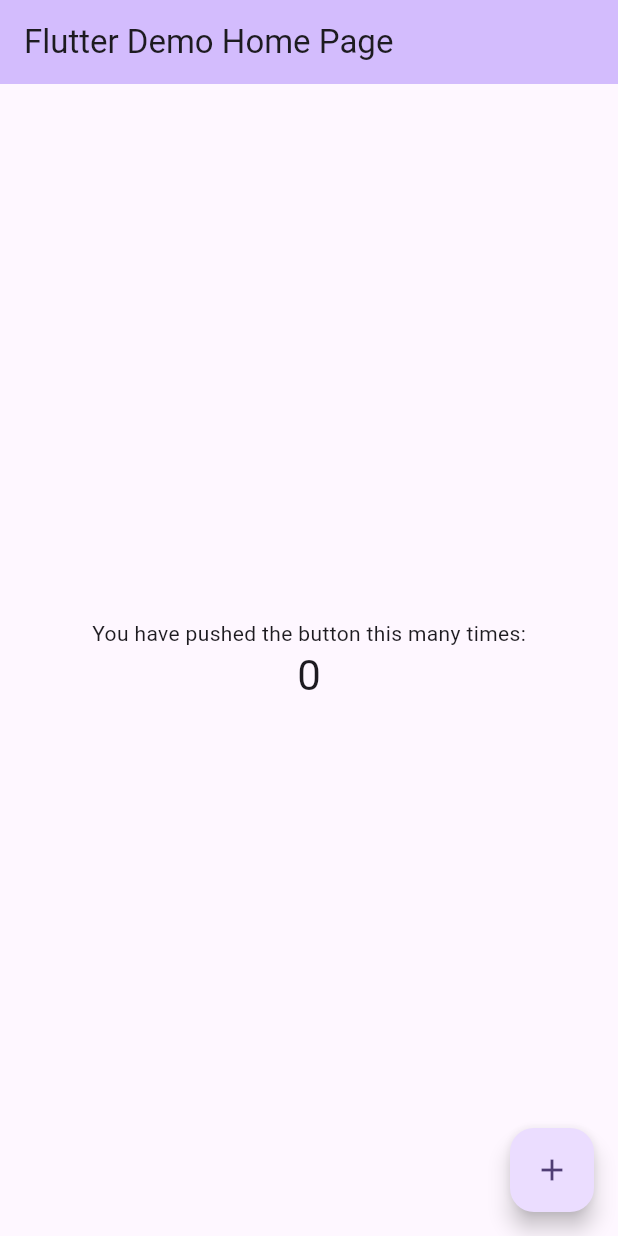
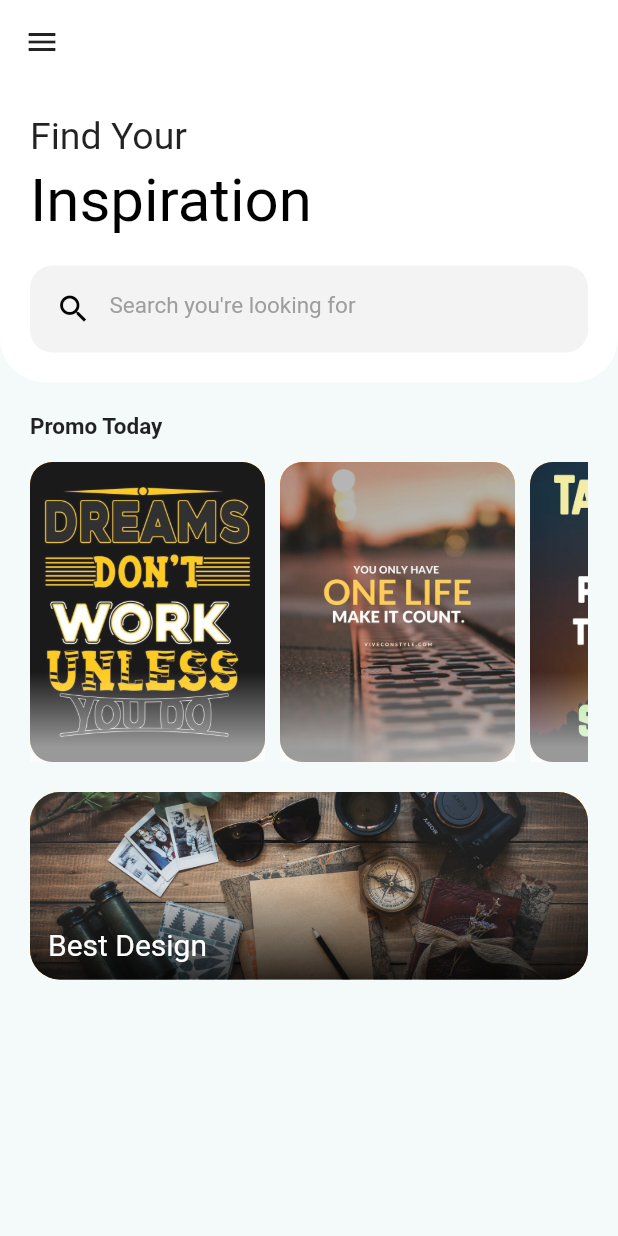
Before and after one commit to bilalpirzada/InspirationAppUI, a Flutter app: the screen it shows after launch, on a phone screen of 412 x 824 dp. Run offline on Flutter 3.47's test engine with Material 2 defaults, Android fonts, the light colour scheme and no system bars.

Commit message:
completed UI

```diff
--- a/lib/main.dart
+++ b/lib/main.dart
@@ -1,125 +1,172 @@
 import 'package:flutter/material.dart';
 
-void main() {
-  runApp(const MyApp());
+void main() => runApp(MaterialApp(
+      debugShowCheckedModeBanner: false,
+      home: HomePage(),
+    ));
+
+class HomePage extends StatefulWidget {
+  const HomePage({super.key});
+
+  @override
+  State<HomePage> createState() => _HomePageState();
 }
 
-class MyApp extends StatelessWidget {
-  const MyApp({super.key});
-
-  // This widget is the root of your application.
+class _HomePageState extends State<HomePage> {
   @override
   Widget build(BuildContext context) {
-    return MaterialApp(
-      title: 'Flutter Demo',
-      theme: ThemeData(
-        // This is the theme of your application.
-        //
-        // TRY THIS: Try running your application with "flutter run". You'll see
-        // the application has a blue toolbar. Then, without quitting the app,
-        // try changing the seedColor in the colorScheme below to Colors.green
-        // and then invoke "hot reload" (save your changes or press the "hot
-        // reload" button in a Flutter-supported IDE, or press "r" if you used
-        // the command line to start the app).
-        //
-        // Notice that the counter didn't reset back to zero; the application
-        // state is not lost during the reload. To reset the state, use hot
-        // restart instead.
-        //
-        // This works for code too, not just values: Most code changes can be
-        // tested with just a hot reload.
-        colorScheme: ColorScheme.fromSeed(seedColor: Colors.deepPurple),
-        useMaterial3: true,
+    return Scaffold(
+      backgroundColor: const Color.fromRGBO(244, 249, 249, 1),
+      appBar: AppBar(
+        backgroundColor: Colors.white,
+        //brightness:Brightness.light,
+        elevation: 0,
+        leading: IconButton(
+          icon: const Icon(Icons.menu, color: Colors.black87),
+          onPressed: () {},
         ),
-      home: const MyHomePage(title: 'Flutter Demo Home Page'),
-    );
-  }
-}
-
-class MyHomePage extends StatefulWidget {
-  const MyHomePage({super.key, required this.title});
-
-  // This widget is the home page of your application. It is stateful, meaning
-  // that it has a State object (defined below) that contains fields that affect
-  // how it looks.
-
-  // This class is the configuration for the state. It holds the values (in this
-  // case the title) provided by the parent (in this case the App widget) and
-  // used by the build method of the State. Fields in a Widget subclass are
-  // always marked "final".
-
-  final String title;
-
-  @override
-  State<MyHomePage> createState() => _MyHomePageState();
-}
-
-class _MyHomePageState extends State<MyHomePage> {
-  int _counter = 0;
-
-  void _incrementCounter() {
-    setState(() {
-      // This call to setState tells the Flutter framework that something has
-      // changed in this State, which causes it to rerun the build method below
-      // so that the display can reflect the updated values. If we changed
-      // _counter without calling setState(), then the build method would not be
-      // called again, and so nothing would appear to happen.
-      _counter++;
-    });
-  }
-
-  @override
-  Widget build(BuildContext context) {
-    // This method is rerun every time setState is called, for instance as done
-    // by the _incrementCounter method above.
-    //
-    // The Flutter framework has been optimized to make rerunning build methods
-    // fast, so that you can just rebuild anything that needs updating rather
-    // than having to individually change instances of widgets.
-    return Scaffold(
-      appBar: AppBar(
-        // TRY THIS: Try changing the color here to a specific color (to
-        // Colors.amber, perhaps?) and trigger a hot reload to see the AppBar
-        // change color while the other colors stay the same.
-        backgroundColor: Theme.of(context).colorScheme.inversePrimary,
-        // Here we take the value from the MyHomePage object that was created by
-        // the App.build method, and use it to set our appbar title.
-        title: Text(widget.title),
       ),
-      body: Center(
-        // Center is a layout widget. It takes a single child and positions it
-        // in the middle of the parent.
+      body: SafeArea(
           child: Column(
-          // Column is also a layout widget. It takes a list of children and
-          // arranges them vertically. By default, it sizes itself to fit its
-          // children horizontally, and tries to be as tall as its parent.
-          //
-          // Column has various properties to control how it sizes itself and
-          // how it positions its children. Here we use mainAxisAlignment to
-          // center the children vertically; the main axis here is the vertical
-          // axis because Columns are vertical (the cross axis would be
-          // horizontal).
-          //
-          // TRY THIS: Invoke "debug painting" (choose the "Toggle Debug Paint"
-          // action in the IDE, or press "p" in the console), to see the
-          // wireframe for each widget.
-          mainAxisAlignment: MainAxisAlignment.center,
-          children: <Widget>[
+        crossAxisAlignment: CrossAxisAlignment.start,
+        children: [
+          Container(
+            width: double.infinity,
+            decoration: const BoxDecoration(
+                color: Colors.white,
+                borderRadius:
+                    BorderRadius.vertical(bottom: Radius.circular(30))),
+            padding: const EdgeInsets.all(20),
+            child: Column(
+              crossAxisAlignment: CrossAxisAlignment.start,
+              children: [
                 const Text(
-              'You have pushed the button this many times:',
+                  "Find Your",
+                  style: TextStyle(color: Colors.black87, fontSize: 25),
                 ),
-            Text(
-              '$_counter',
-              style: Theme.of(context).textTheme.headlineMedium,
+                const SizedBox(
+                  height: 5,
+                ),
+                const Text(
+                  "Inspiration",
+                  style: TextStyle(color: Colors.black, fontSize: 40),
+                ),
+                const SizedBox(
+                  height: 20,
+                ),
+                Container(
+                  padding: const EdgeInsets.all(5),
+                  decoration: BoxDecoration(
+                      color: const Color.fromRGBO(244, 243, 243, 1),
+                      borderRadius: BorderRadius.circular(15)),
+                  child: const TextField(
+                    decoration: InputDecoration(
+                        border: InputBorder.none,
+                        prefixIcon: Icon(
+                          Icons.search,
+                          color: Colors.black,
+                        ),
+                        hintText: "Search you're looking for",
+                        hintStyle: TextStyle(color: Colors.grey, fontSize: 15)),
+                  ),
                 ),
               ],
             ),
           ),
-      floatingActionButton: FloatingActionButton(
-        onPressed: _incrementCounter,
-        tooltip: 'Increment',
-        child: const Icon(Icons.add),
-      ), // This trailing comma makes auto-formatting nicer for build methods.
+          const SizedBox(
+            height: 20,
+          ),
+          Padding(
+            padding: const EdgeInsets.symmetric(horizontal: 20),
+            child: Column(
+              crossAxisAlignment: CrossAxisAlignment.start,
+              children: [
+                const Text(
+                  "Promo Today",
+                  style: TextStyle(fontWeight: FontWeight.bold, fontSize: 15),
+                ),
+                const SizedBox(
+                  height: 15,
+                ),
+                Container(
+                  height: 200,
+                  child: ListView(scrollDirection: Axis.horizontal, children: [
+                    PromoCard("assets/images/1.jpg"),
+                    PromoCard("assets/images/2.jpg"),
+                    PromoCard("assets/images/3.jpg"),
+                    PromoCard("assets/images/4.jpg"),
+                  ]),
+                ),
+              ],
+            ),
+          ),
+          const SizedBox(
+            height: 20,
+          ),
+          Padding(
+            padding: const EdgeInsets.symmetric(horizontal: 20),
+            child: Container(
+              height: 125,
+              decoration: BoxDecoration(
+                  color: Colors.orange,
+                  borderRadius: BorderRadius.circular(20),
+                  image: const DecorationImage(
+                    fit: BoxFit.cover,
+                    image: AssetImage("assets/images/5.jpg"),
+                  )),
+              child: Container(
+                decoration: BoxDecoration(
+                  borderRadius: BorderRadius.circular(20),
+                  gradient: LinearGradient(
+                      begin: Alignment.bottomRight,
+                      colors: [
+                        Colors.black.withOpacity(.8),
+                        Colors.black.withOpacity(.1)
+                      ]),
+                ),
+                child: const Align(
+                  alignment: Alignment.bottomLeft,
+                  child: Padding(
+                    padding: EdgeInsets.all(12.0),
+                    child: Text(
+                      "Best Design",
+                      style: TextStyle(color: Colors.white, fontSize: 20),
+                    ),
+                  ),
+                ),
+              ),
+            ),
+          )
+        ],
+      )),
+    );
+  }
+
+  Widget PromoCard(image) {
+    return AspectRatio(
+      aspectRatio: 2.5 / 3,
+      child: Container(
+        margin: EdgeInsets.only(right: 10),
+        decoration: BoxDecoration(
+          color: Colors.orange,
+          borderRadius: BorderRadius.circular(15),
+          image: DecorationImage(
+            image: AssetImage(image),
+            fit: BoxFit.cover,
+          ),
+        ),
+        child: Container(
+          decoration: BoxDecoration(
+            gradient: LinearGradient(
+                stops: [0.1, 0.6],
+                begin: Alignment.bottomRight,
+                colors: [
+                  Colors.white.withOpacity(.6),
+                  Colors.white.withOpacity(.1),
+                ]),
+          ),
+        ),
+      ),
     );
   }
 }
```
Also changed, not shown: pubspec.yaml (+8 -7 lines), assets/images/1.jpg (added), assets/images/2.jpg (added), assets/images/3.jpg (added), assets/images/4.jpg (added), assets/images/5.jpg (added). Lines whose indentation alone changed are shown as unchanged.
